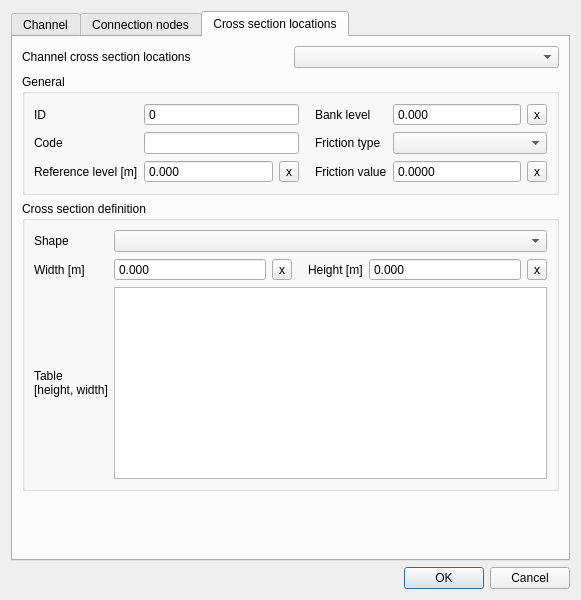
Old version of the form threedi_schematisation_editor/forms/ui/channel.ui in the repository nens/threedi-schematisation-editor.
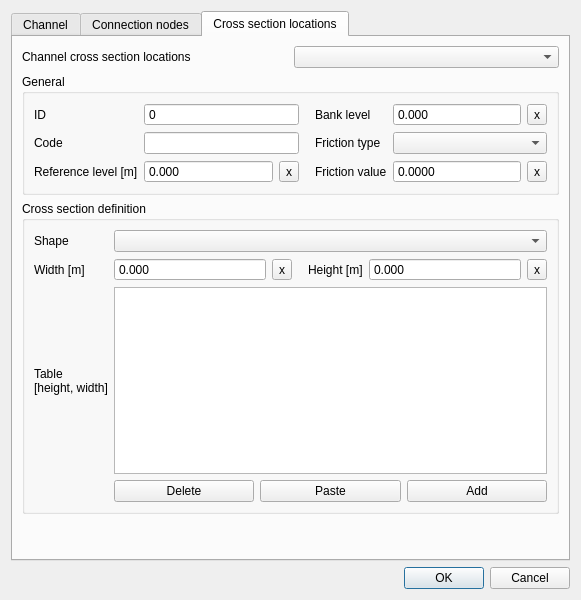
New version of the form. The open tabs and pages were chosen to show the change.

Commit message: Refactoring cross-section table edits.

What changed in the file:
```diff
--- a/threedi_schematisation_editor/forms/ui/channel.ui
+++ b/threedi_schematisation_editor/forms/ui/channel.ui
@@ -1226,7 +1226,51 @@
            </widget>
           </item>
           <item row="4" column="1" colspan="5">
-           <widget class="QPlainTextEdit" name="cross_section_location_cross_section_table"/>
+           <widget class="QTableWidget" name="cross_section_table_widget">
+            <property name="inputMethodHints">
+             <set>Qt::ImhDigitsOnly</set>
+            </property>
+            <property name="selectionBehavior">
+             <enum>QAbstractItemView::SelectRows</enum>
+            </property>
+           </widget>
+          </item>
+          <item row="5" column="1" colspan="5">
+           <layout class="QHBoxLayout" name="horizontalLayout">
+            <property name="bottomMargin">
+             <number>0</number>
+            </property>
+            <item>
+             <widget class="QPushButton" name="cross_section_table_delete">
+              <property name="toolTip">
+               <string>Delete selected rows</string>
+              </property>
+              <property name="text">
+               <string>Delete</string>
+              </property>
+             </widget>
+            </item>
+            <item>
+             <widget class="QPushButton" name="cross_section_table_paste">
+              <property name="toolTip">
+               <string>Paste rows from clipboard</string>
+              </property>
+              <property name="text">
+               <string>Paste</string>
+              </property>
+             </widget>
+            </item>
+            <item>
+             <widget class="QPushButton" name="cross_section_table_add">
+              <property name="toolTip">
+               <string>Add new row</string>
+              </property>
+              <property name="text">
+               <string>Add</string>
+              </property>
+             </widget>
+            </item>
+           </layout>
           </item>
          </layout>
         </widget>
```
Left out of the diff: 118 changed lines with no effect on the pictures. The commit also changes 6 other files.
